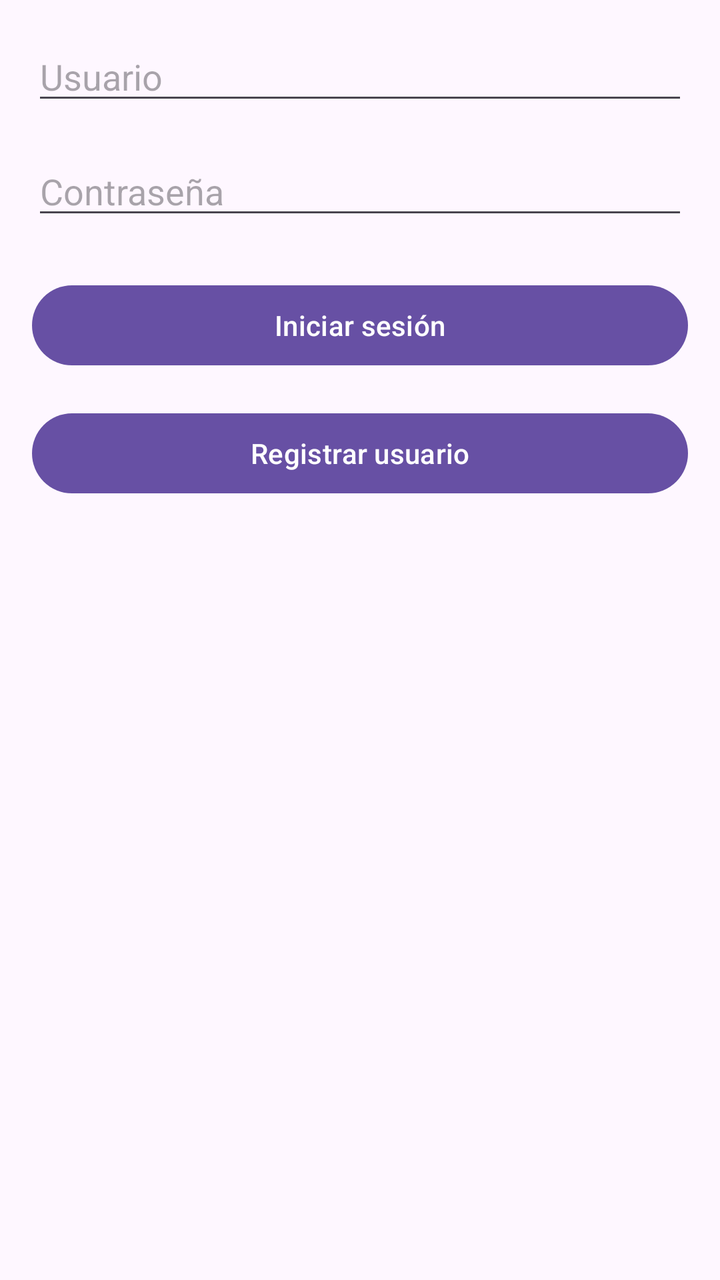
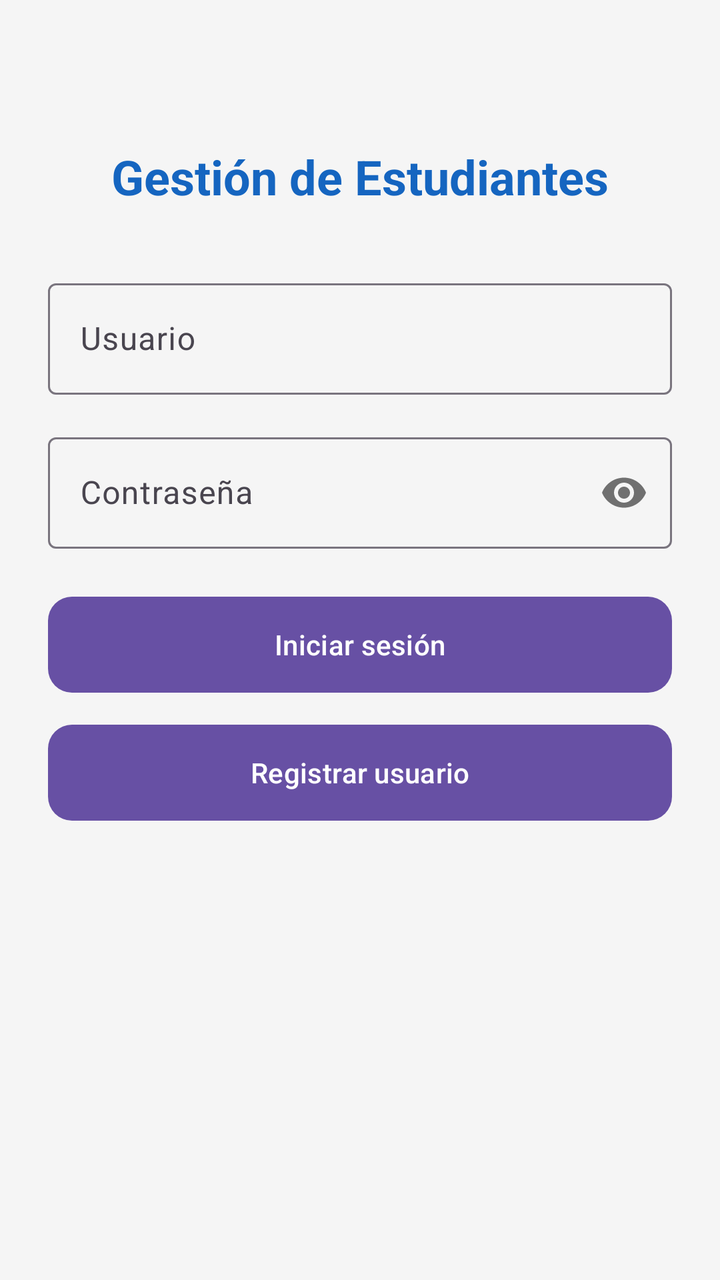

Before-and-after screenshots of an Android layout around one commit, followed by the original layout XML and the change that was made.
<!-- AndroidManifest.xml: application theme Theme.GestionEstudiantes -->
<!-- res/layout/activity_login.xml -->
<?xml version="1.0" encoding="utf-8"?>
<androidx.constraintlayout.widget.ConstraintLayout
    xmlns:android="http://schemas.android.com/apk/res/android"
    xmlns:app="http://schemas.android.com/apk/res-auto"
    android:id="@+id/main"
    android:layout_width="match_parent"
    android:layout_height="match_parent"
    android:padding="16dp">

    
    <EditText
        android:id="@+id/etUsername"
        android:layout_width="0dp"
        android:layout_height="wrap_content"
        android:hint="@string/etUsername_hint"
        app:layout_constraintTop_toTopOf="parent"
        app:layout_constraintStart_toStartOf="parent"
        app:layout_constraintEnd_toEndOf="parent"/>

    
    <EditText
        android:id="@+id/etPassword"
        android:layout_width="0dp"
        android:layout_height="wrap_content"
        android:hint="@string/etPassword_hint"
        android:inputType="textPassword"
        app:layout_constraintTop_toBottomOf="@id/etUsername"
        app:layout_constraintStart_toStartOf="parent"
        app:layout_constraintEnd_toEndOf="parent"
        android:layout_marginTop="16dp"/>

    
    <Button
        android:id="@+id/btnLogin"
        android:layout_width="0dp"
        android:layout_height="wrap_content"
        android:text="@string/btnLogin"
        app:layout_constraintTop_toBottomOf="@id/etPassword"
        app:layout_constraintStart_toStartOf="parent"
        app:layout_constraintEnd_toEndOf="parent"
        android:layout_marginTop="24dp"/>

    
    <Button
        android:id="@+id/btnRegister"
        android:layout_width="0dp"
        android:layout_height="wrap_content"
        android:text="@string/btnRegister"
        app:layout_constraintTop_toBottomOf="@id/btnLogin"
        app:layout_constraintStart_toStartOf="parent"
        app:layout_constraintEnd_toEndOf="parent"
        android:layout_marginTop="16dp"/>

</androidx.constraintlayout.widget.ConstraintLayout>
<!-- resources referenced by this layout -->
<resources>
  <string name="btnLogin">Iniciar sesión</string>
  <string name="btnRegister">Registrar usuario</string>
  <string name="etPassword_hint">Contraseña</string>
  <string name="etUsername_hint">Usuario</string>
  <style name="Theme.GestionEstudiantes" parent="Base.Theme.GestionEstudiantes" />
  <style name="Base.Theme.GestionEstudiantes" parent="Theme.Material3.DayNight.NoActionBar">
          
          
      </style>
</resources>

<!-- the commit's change to res/layout/activity_login.xml (unified diff, before → after) -->
@@ -5,29 +5,60 @@
     android:id="@+id/main"
     android:layout_width="match_parent"
     android:layout_height="match_parent"
-    android:padding="16dp">
+    android:background="@color/background"
+    android:padding="24dp">
 
     
-    <EditText
-        android:id="@+id/etUsername"
+    <TextView
+        android:id="@+id/tvLoginTitle"
+        android:layout_width="wrap_content"
+        android:layout_height="wrap_content"
+        android:text="@string/app_name"
+        android:textSize="24sp"
+        android:textStyle="bold"
+        android:textColor="@color/primary_dark"
+        app:layout_constraintTop_toTopOf="parent"
+        app:layout_constraintStart_toStartOf="parent"
+        app:layout_constraintEnd_toEndOf="parent"
+        android:layout_marginTop="48dp"/>
+
+    
+    <com.google.android.material.textfield.TextInputLayout
+        android:id="@+id/tilUsername"
         android:layout_width="0dp"
         android:layout_height="wrap_content"
         android:hint="@string/etUsername_hint"
-        app:layout_constraintTop_toTopOf="parent"
+        app:layout_constraintTop_toBottomOf="@id/tvLoginTitle"
         app:layout_constraintStart_toStartOf="parent"
-        app:layout_constraintEnd_toEndOf="parent"/>
+        app:layout_constraintEnd_toEndOf="parent"
+        android:layout_marginTop="32dp">
+
+        <com.google.android.material.textfield.TextInputEditText
+            android:id="@+id/etUsername"
+            android:layout_width="match_parent"
+            android:layout_height="wrap_content"
+            android:textColor="@color/text_primary"/>
+    </com.google.android.material.textfield.TextInputLayout>
 
     
-    <EditText
-        android:id="@+id/etPassword"
+    <com.google.android.material.textfield.TextInputLayout
+        android:id="@+id/tilPassword"
         android:layout_width="0dp"
         android:layout_height="wrap_content"
         android:hint="@string/etPassword_hint"
-        android:inputType="textPassword"
-        app:layout_constraintTop_toBottomOf="@id/etUsername"
+        app:passwordToggleEnabled="true"
+        app:layout_constraintTop_toBottomOf="@id/tilUsername"
         app:layout_constraintStart_toStartOf="parent"
         app:layout_constraintEnd_toEndOf="parent"
-        android:layout_marginTop="16dp"/>
+        android:layout_marginTop="16dp">
+
+        <com.google.android.material.textfield.TextInputEditText
+            android:id="@+id/etPassword"
+            android:layout_width="match_parent"
+            android:layout_height="wrap_content"
+            android:inputType="textPassword"
+            android:textColor="@color/text_primary"/>
+    </com.google.android.material.textfield.TextInputLayout>
 
     
     <Button
@@ -35,10 +66,13 @@
         android:layout_width="0dp"
         android:layout_height="wrap_content"
         android:text="@string/btnLogin"
-        app:layout_constraintTop_toBottomOf="@id/etPassword"
+        android:textColor="@color/white"
+        android:backgroundTint="@color/primary"
+        android:layout_marginTop="24dp"
+        android:background="@drawable/rounded_button"
+        app:layout_constraintTop_toBottomOf="@id/tilPassword"
         app:layout_constraintStart_toStartOf="parent"
-        app:layout_constraintEnd_toEndOf="parent"
-        android:layout_marginTop="24dp"/>
+        app:layout_constraintEnd_toEndOf="parent"/>
 
     
     <Button
@@ -46,9 +80,12 @@
         android:layout_width="0dp"
         android:layout_height="wrap_content"
         android:text="@string/btnRegister"
+        android:textColor="@color/white"
+        android:backgroundTint="@color/primary_light"
+        android:layout_marginTop="16dp"
+        android:background="@drawable/rounded_button"
         app:layout_constraintTop_toBottomOf="@id/btnLogin"
         app:layout_constraintStart_toStartOf="parent"
-        app:layout_constraintEnd_toEndOf="parent"
-        android:layout_marginTop="16dp"/>
+        app:layout_constraintEnd_toEndOf="parent"/>
 
 </androidx.constraintlayout.widget.ConstraintLayout>
<!-- resource entries referenced after the edit -->
@@ -1,5 +1,17 @@
 <!-- resources referenced by this layout -->
 <resources>
+  <color name="background">#F5F5F5</color>
+  <color name="primary">#1976D2</color>
+  <color name="primary_dark">#1565C0</color>
+  <color name="primary_light">#63A4FF</color>
+  <color name="text_primary">#212121</color>
+  <color name="white">#FFFFFF</color>
+  <!-- drawable rounded_button (drawable) -->
+  <shape xmlns:android="http://schemas.android.com/apk/res/android" android:shape="rectangle">
+      <solid android:color="?attr/colorPrimary" />
+      <corners android:radius="12dp" />
+  </shape>
+  <string name="app_name">Gestión de Estudiantes</string>
   <string name="btnLogin">Iniciar sesión</string>
   <string name="btnRegister">Registrar usuario</string>
   <string name="etPassword_hint">Contraseña</string>
